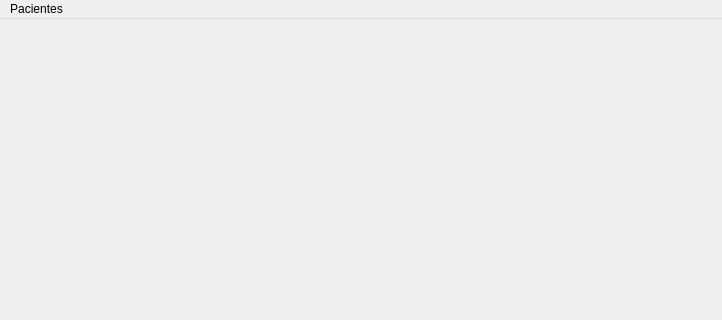
jbermudezcabrera/ControlDePacientes, file resources/uis/MainWindow.ui: the form before one commit; both pictures show x 0 to 722 and y 0 to 320 of the 722 by 600 pixel window.
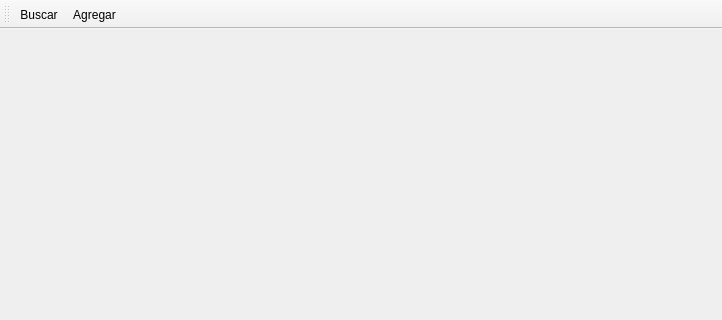
The form after the commit.

Commit message: showing toolbar instead menubar and some bugfixes

Patch:
```diff
--- a/resources/uis/MainWindow.ui
+++ b/resources/uis/MainWindow.ui
@@ -14,23 +14,21 @@
    <string>MainWindow</string>
   </property>
   <widget class="QWidget" name="centralwidget"/>
-  <widget class="QMenuBar" name="menubar">
-   <property name="geometry">
-    <rect>
-     <x>0</x>
-     <y>0</y>
-     <width>722</width>
-     <height>21</height>
-    </rect>
+  <widget class="QToolBar" name="toolBar">
+   <property name="windowTitle">
+    <string>Barra de Herramientas</string>
    </property>
-   <widget class="QMenu" name="menuPacientes">
-    <property name="title">
-     <string>Pacientes</string>
-    </property>
-    <addaction name="searchAction"/>
-    <addaction name="addPatientAction"/>
-   </widget>
-   <addaction name="menuPacientes"/>
+   <property name="floatable">
+    <bool>false</bool>
+   </property>
+   <attribute name="toolBarArea">
+    <enum>TopToolBarArea</enum>
+   </attribute>
+   <attribute name="toolBarBreak">
+    <bool>false</bool>
+   </attribute>
+   <addaction name="searchAction"/>
+   <addaction name="addPatientAction"/>
   </widget>
   <action name="addPatientAction">
    <property name="text">
```
The commit also changes 3 other files.
